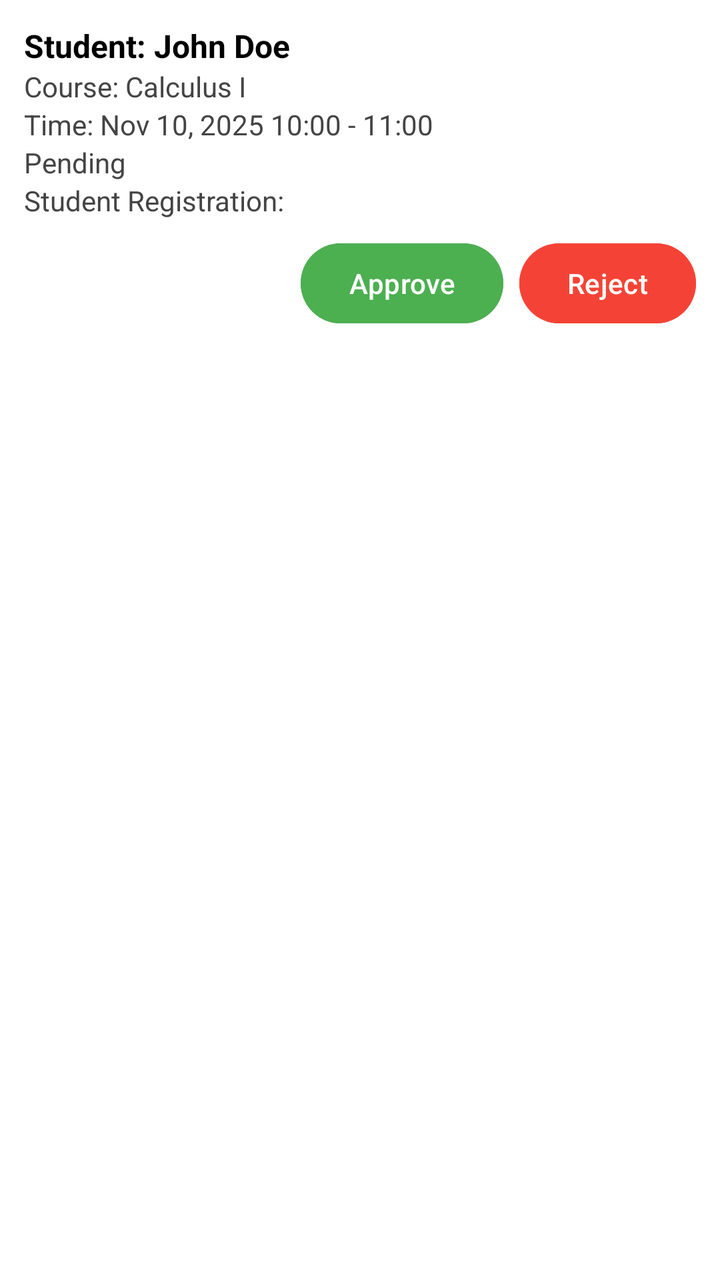
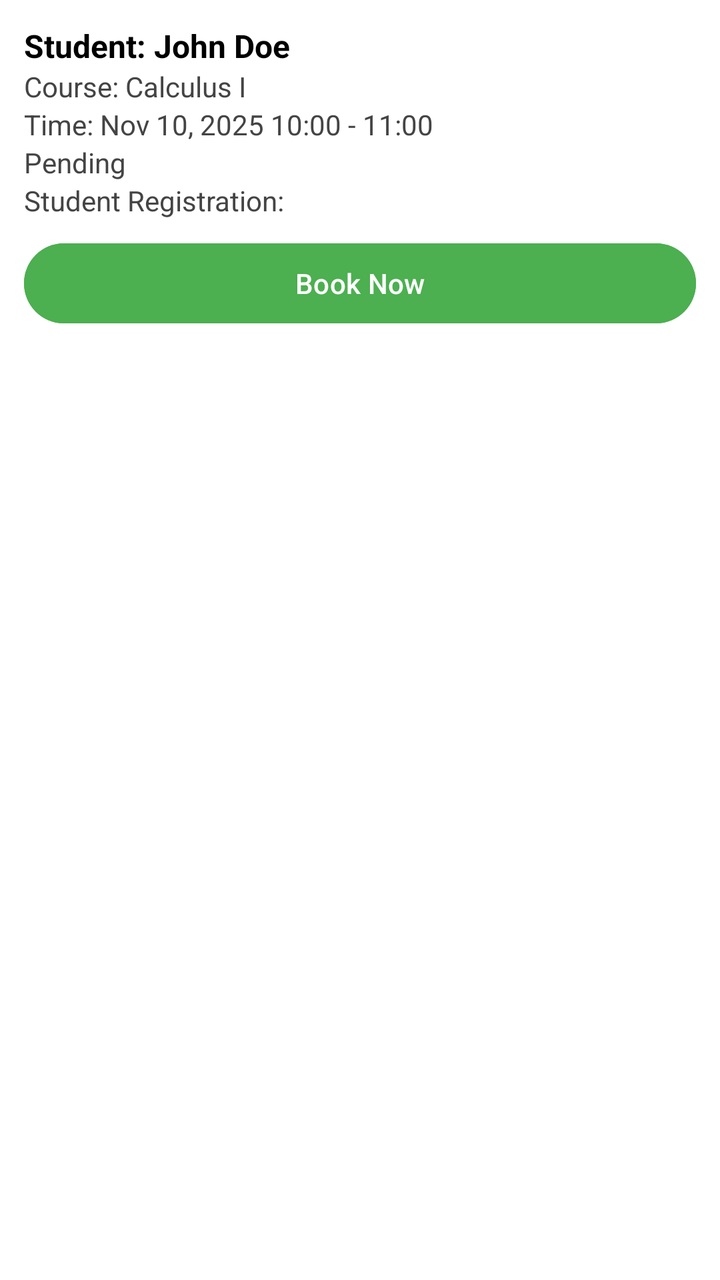

Screens rendered from an Android XML layout before and after an edit, with the pre-edit source and the edit as a unified diff.
<!-- AndroidManifest.xml: application theme Theme.Math_tutor_application -->
<!-- res/layout/div4_item_search_session_adaptor.xml -->
<?xml version="1.0" encoding="utf-8"?>
<LinearLayout xmlns:android="http://schemas.android.com/apk/res/android"
    android:layout_width="match_parent"
    android:layout_height="wrap_content"
    android:orientation="vertical"
    android:padding="12dp"
    android:background="@android:color/white"
    android:layout_marginBottom="8dp"
    android:elevation="2dp">

    <TextView
        android:id="@+id/studentName"
        android:layout_width="wrap_content"
        android:layout_height="wrap_content"
        android:text="Student: John Doe"
        android:textStyle="bold"
        android:textSize="16sp"
        android:textColor="#000000" />


    <TextView
        android:id="@+id/course"
        android:layout_width="wrap_content"
        android:layout_height="wrap_content"
        android:text="Course: Calculus I"
        android:textSize="14sp"
        android:textColor="#444444" />

    <TextView
        android:id="@+id/time"
        android:layout_width="wrap_content"
        android:layout_height="wrap_content"
        android:text="Time: Nov 10, 2025 10:00 - 11:00"
        android:textSize="14sp"
        android:textColor="#444444" />

    <TextView
        android:id="@+id/status"
        android:layout_width="wrap_content"
        android:layout_height="wrap_content"
        android:text="Pending"
        android:textSize="14sp"
        android:textColor="#444444" />

    <TextView
        android:id="@+id/studentRegistration"
        android:layout_width="wrap_content"
        android:layout_height="wrap_content"
        android:text="Student Registration:"
        android:textSize="14sp"
        android:textColor="#444444" />

    <LinearLayout
        android:layout_width="match_parent"
        android:layout_height="wrap_content"
        android:orientation="horizontal"
        android:gravity="end"
        android:layout_marginTop="8dp">

        <Button
            android:id="@+id/approveBtn"
            android:layout_width="wrap_content"
            android:layout_height="wrap_content"
            android:text="Approve"
            android:backgroundTint="#4CAF50"
            android:textColor="#FFFFFF" />

        <Button
            android:id="@+id/rejectBtn"
            android:layout_width="wrap_content"
            android:layout_height="wrap_content"
            android:text="Reject"
            android:layout_marginStart="8dp"
            android:backgroundTint="#F44336"
            android:textColor="#FFFFFF" />
    </LinearLayout>
</LinearLayout>
<!-- resources referenced by this layout -->
<resources>
  <style name="Theme.Math_tutor_application" parent="Base.Theme.Math_tutor_application" />
  <style name="Base.Theme.Math_tutor_application" parent="Theme.Material3.DayNight.NoActionBar">
          
          
      </style>
</resources>

<!-- the commit's change to res/layout/div4_item_search_session_adaptor.xml (unified diff, before → after) -->
@@ -54,24 +54,16 @@
         android:layout_width="match_parent"
         android:layout_height="wrap_content"
         android:orientation="horizontal"
-        android:gravity="end"
+        android:gravity="center_horizontal"
         android:layout_marginTop="8dp">
 
         <Button
             android:id="@+id/approveBtn"
-            android:layout_width="wrap_content"
+            android:layout_width="match_parent"
             android:layout_height="wrap_content"
-            android:text="Approve"
+            android:text="Book Now"
             android:backgroundTint="#4CAF50"
             android:textColor="#FFFFFF" />
 
-        <Button
-            android:id="@+id/rejectBtn"
-            android:layout_width="wrap_content"
-            android:layout_height="wrap_content"
-            android:text="Reject"
-            android:layout_marginStart="8dp"
-            android:backgroundTint="#F44336"
-            android:textColor="#FFFFFF" />
     </LinearLayout>
 </LinearLayout>
